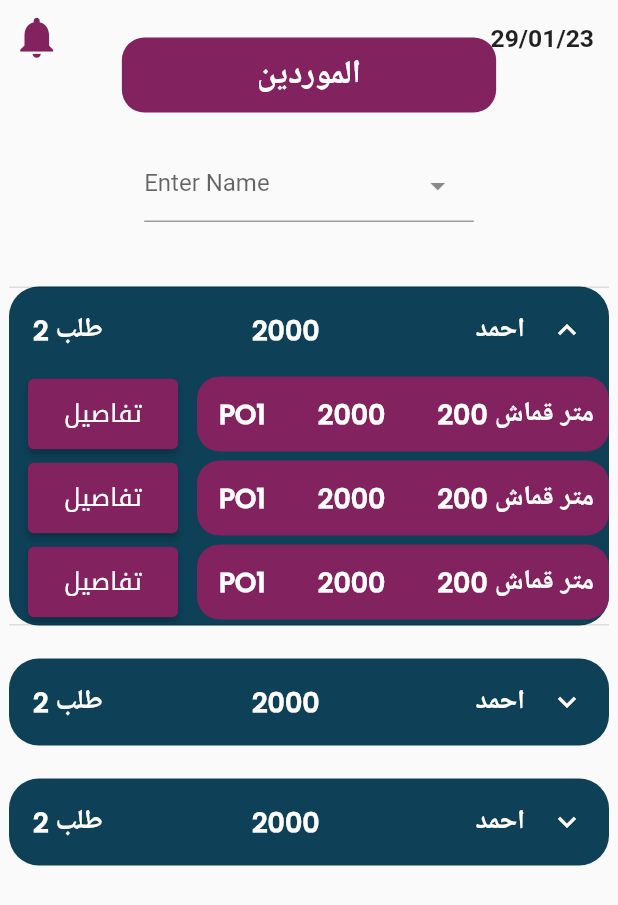
After one commit to kamel-devil/ERP_Mobile, a Flutter app: the screen it shows after launch, after a tap on "2 طلب", on a phone screen of 412 x 824 dp. The commit adds this screen. Shown: the top 905 px of the screen. Run offline on Flutter 3.47's test engine with Material 2 defaults, Android fonts, the phone set to English and light mode, and no system bars; drawn by our look-alikes of dropdown_search; our stand-ins replace cloud_firestore; missing offline and left inert: qlevar_router; accounts and stored records are empty.

Commit message:
updated view

```diff
--- a/lib/components/appBar.dart
+++ b/lib/components/appBar.dart
@@ -22,7 +22,7 @@ class DefaultAppBar extends StatelessWidget {
             onPressed: () {},
             icon: Icon(
               Icons.notifications,
-              size: getProportionateScreenWidth(15),
+              size: getProportionateScreenWidth(30),
               color: const Color(0xff82225E),
             )),
         Padding(
@@ -32,7 +32,7 @@ class DefaultAppBar extends StatelessWidget {
             textAlign: TextAlign.center,
             style: TextStyle(
                 fontWeight: FontWeight.bold,
-                fontSize: getProportionateScreenWidth(6)),
+                fontSize: getProportionateScreenWidth(15)),
           ),
         ),
       ],
--- a/lib/components/botton.dart
+++ b/lib/components/botton.dart
@@ -30,7 +30,7 @@ class Botton extends StatelessWidget {
           padding: const EdgeInsets.all(8),
           child: Text(title,
               style: getSemiBoldStyleAR(
-                  color: color, fontSize: getProportionateScreenWidth(5))),
+                  color: color, fontSize: getProportionateScreenWidth(15))),
         ));
   }
 }
--- a/lib/main.dart
+++ b/lib/main.dart
@@ -1,6 +1,7 @@
 import 'package:erp_app/view/orders/account_statement.dart';
 import 'package:erp_app/view/orders/add_orders.dart';
 import 'package:erp_app/view/store/stores.dart';
+import 'package:erp_app/view/suppliers/suppliers.dart';
 import 'package:flutter/material.dart';
 import 'package:provider/provider.dart';
 
@@ -26,7 +27,7 @@ class MyApp extends StatelessWidget {
       theme: ThemeData(
         primarySwatch: Colors.blue,
       ),
-      home: AddOrder(),
+      home: Suppliers(),
     );
   }
 }
--- /dev/null
+++ b/lib/view/suppliers/suppliers.dart
@@ -0,0 +1,224 @@
+import 'package:dropdown_search/dropdown_search.dart';
+import 'package:erp_app/components/botton.dart';
+import 'package:flutter/material.dart';
+
+import '../../components/appBar.dart';
+import '../../components/default_container.dart';
+import '../../components/text_fom_feild.dart';
+import '../../resources/color_manger.dart';
+import '../../resources/style_manager.dart';
+import '../../resources/value_manager.dart';
+import '../../size_config.dart';
+
+class Suppliers extends StatefulWidget {
+  Suppliers({Key? key}) : super(key: key);
+
+  @override
+  State<Suppliers> createState() => _SuppliersState();
+}
+
+class _SuppliersState extends State<Suppliers> {
+  String? chose1;
+  String? chose2;
+  int? selectedIndex;
+  TextEditingController controller1 = TextEditingController();
+
+  List data = [
+    {
+      "1": "2 طلب",
+      "2": "2000",
+      "3": " احمد",
+    },
+    {
+      "1": "2 طلب",
+      "2": "2000",
+      "3": " احمد",
+    },
+    {
+      "1": "2 طلب",
+      "2": "2000",
+      "3": " احمد",
+    },
+  ];
+  List data1 = [
+    {
+      "1": "200 متر قماش",
+      "2": "2000",
+      "3": " PO1",
+    },
+    {
+      "1": "200 متر قماش",
+      "2": "2000",
+      "3": " PO1",
+    },
+    {
+      "1": "200 متر قماش",
+      "2": "2000",
+      "3": " PO1",
+    },
+
+  ];
+
+  List<String> columnData = [
+    "طلبات قيد الانتظار",
+    "رصيد حساب المورد",
+    "فئه المورد",
+    "العنوان",
+    "رقم الهاتف",
+    "اسم المورد",
+  ];
+
+  @override
+  Widget build(BuildContext context) {
+    SizeConfig.init(context);
+    TextStyle style = TextStyle(fontSize: getProportionateScreenWidth(5));
+    return SafeArea(
+        child: Scaffold(
+      body: Stack(
+        children: [
+          SizedBox(
+            width: double.infinity,
+            child: Column(
+              children: [
+                const SizedBox(
+                  height: 25,
+                ),
+                DefaultContainer(title: 'الموردين'),
+                const SizedBox(
+                  height: 25,
+                ),
+                SizedBox(
+                  width: getProportionateScreenWidth(200),
+                  height: 60,
+                  child: DropdownSearch<String>(
+                    popupProps: PopupProps.menu(
+                      showSelectedItems: true,
+                      showSearchBox: true,
+                      searchFieldProps:
+                          TextFieldProps(cursorColor: ColorManager.primary),
+                      // disabledItemFn:
+                      //     (String s) =>
+                      //         s.startsWith('I'),
+                    ),
+                    items: [],
+                    dropdownDecoratorProps: const DropDownDecoratorProps(
+                      dropdownSearchDecoration: InputDecoration(
+                        hintText: "Enter Name",
+                      ),
+                    ),
+                    onChanged: (v) {
+                      setState(() {});
+                    },
+                  ),
+                ),
+                const SizedBox(
+                  height: 25,
+                ),
+                Expanded(
+                  child: ListView.separated(
+                    shrinkWrap: true,
+                    itemBuilder: (context, index) => Container(
+                      margin: EdgeInsets.all(6),
+                      decoration: BoxDecoration(
+                          color: ColorManager.second,
+                          borderRadius: BorderRadius.circular(20)),
+                      child: ExpansionTile(
+                          iconColor: ColorManager.white,
+                          collapsedIconColor: ColorManager.white,
+                          title: Row(
+                            mainAxisAlignment: MainAxisAlignment.spaceBetween,
+                            children: [
+                              Text(
+                                data[index]['1'],
+                                style: getBoldStyle(
+                                  color: Colors.white,
+                                  fontSize: 18,
+                                ),
+                              ),
+                              Text(
+                                data[index]['2'],
+                                style: getBoldStyle(
+                                  color: Colors.white,
+                                  fontSize: 18,
+                                ),
+                              ),
+                              Text(
+                                data[index]['3'],
+                                style: getBoldStyle(
+                                  color: Colors.white,
+                                  fontSize: 18,
+                                ),
+                              ),
+                            ],
+                          ),
+                          children: [
+                            for (int i = 0; i < data1.length; i++)
+                              Row(
+                                mainAxisAlignment: MainAxisAlignment.spaceBetween,
+                                children: [
+                                  SizedBox(),
+                                  Botton(
+                                      color: ColorManager.white,
+                                      title: 'تفاصيل',
+                                      onTap: () {},
+                                      bgColor: ColorManager.primary),
+                                  Container(
+                                    height: 50,
+                                    width:getProportionateScreenWidth(250),
+                                    margin: const EdgeInsets.symmetric(vertical: 3),
+                                    decoration: BoxDecoration(
+                                        color: ColorManager.primary,
+                                        borderRadius:
+                                            BorderRadius.circular(AppSize.s15)),
+                                    child: Row(
+                                      mainAxisAlignment:
+                                          MainAxisAlignment.spaceBetween,
+                                      children: [
+                                        SizedBox(width: 10,),
+                                        Text(
+                                          data1[index]['3'],
+                                          style: getBoldStyle(
+                                            color: Colors.white,
+                                            fontSize: 18,
+                                          ),
+                                        ),
+                                        Expanded(child: Container()),
+                                        Text(
+                                          data1[index]['2'],
+                                          style: getBoldStyle(
+                                            color: Colors.white,
+                                            fontSize: 18,
+                                          ),
+                                        ),
+                                        Expanded(child: Container()),
+                                        Text(
+                                          data1[index]['1'],
+                                          style: getBoldStyle(
+                                            color: Colors.white,
+                                            fontSize: 18,
+                                          ),
+                                        ),
+                                        SizedBox(width: 10,),
+                                      ],
+                                    ),
+                                  ),
+                                ],
+                              ),
+                          ]),
+                    ),
+                    itemCount: data.length,
+                    separatorBuilder: (BuildContext context, int index) =>
+                        SizedBox(
+                      height: 10,
+                    ),
+                  ),
+                )
+              ],
+            ),
+          ),
+          DefaultAppBar()
+        ],
+      ),
+    ));
+  }
+}
```
